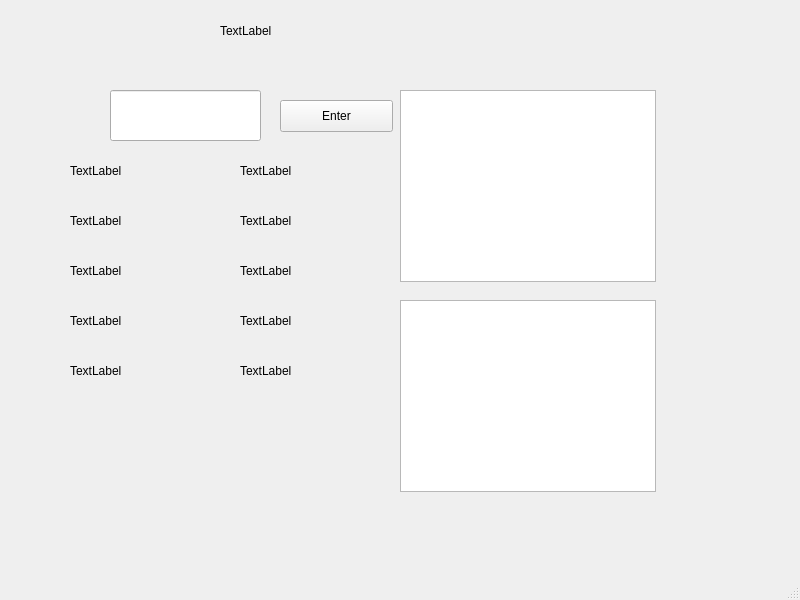
pavelgromov/EC327Project, file newGui.ui: the form before one commit.
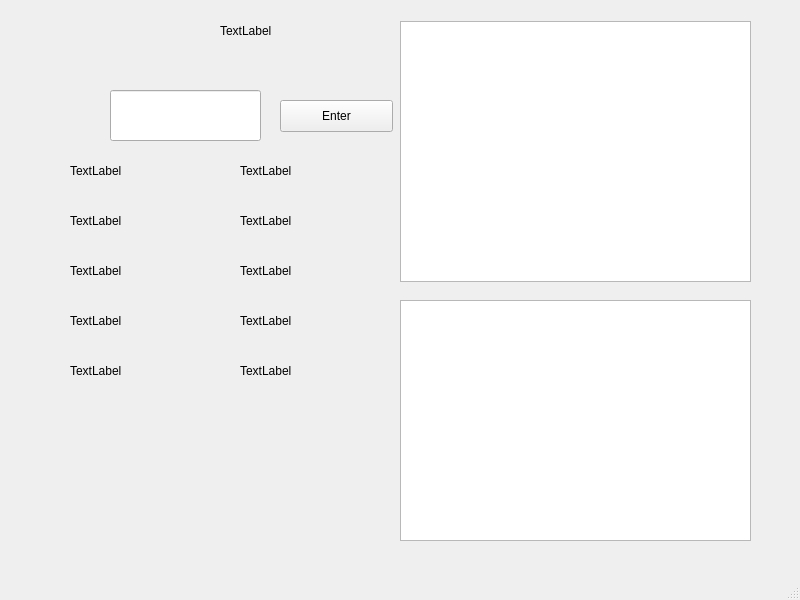
The form after the commit.

Patch:
```diff
--- a/newGui.ui
+++ b/newGui.ui
@@ -54,9 +54,9 @@
     <property name="geometry">
      <rect>
       <x>400</x>
-      <y>90</y>
-      <width>256</width>
-      <height>192</height>
+      <y>21</y>
+      <width>351</width>
+      <height>261</height>
      </rect>
     </property>
    </widget>
@@ -65,8 +65,8 @@
      <rect>
       <x>400</x>
       <y>300</y>
-      <width>256</width>
-      <height>192</height>
+      <width>351</width>
+      <height>241</height>
      </rect>
     </property>
    </widget>
```
